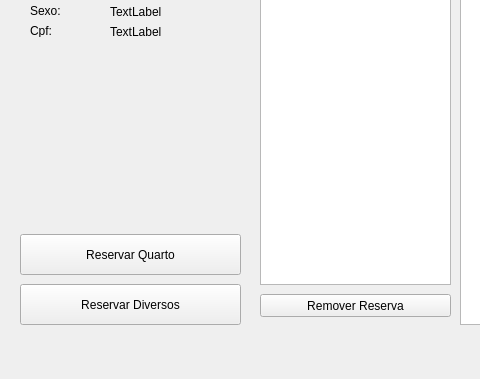
Before: the Qt Designer form Trabalho_Final_Hotel/Ger_Hotel/Ger_Hotel/menu.ui in leomilos/Gerenciamento-hotel-, drawn with Qt 5; both pictures show x 0 to 480 and y 136 to 515 of the 664 by 515 pixel window.
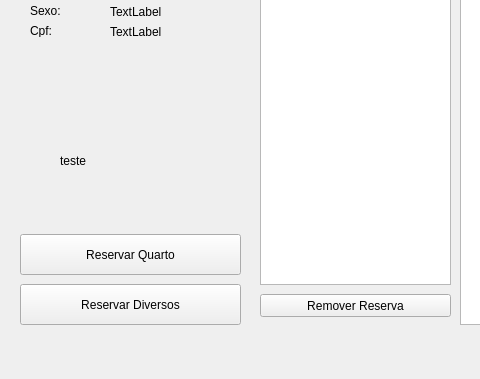
After: the same form once the commit is applied.

Patch:
```diff
--- a/Trabalho_Final_Hotel/Ger_Hotel/Ger_Hotel/menu.ui
+++ b/Trabalho_Final_Hotel/Ger_Hotel/Ger_Hotel/menu.ui
@@ -255,6 +255,19 @@
      <string>Remover Reserva</string>
     </property>
    </widget>
+   <widget class="QLabel" name="txtTest">
+    <property name="geometry">
+     <rect>
+      <x>60</x>
+      <y>290</y>
+      <width>47</width>
+      <height>13</height>
+     </rect>
+    </property>
+    <property name="text">
+     <string>teste</string>
+    </property>
+   </widget>
   </widget>
   <widget class="QMenuBar" name="menubar">
    <property name="geometry">
```
